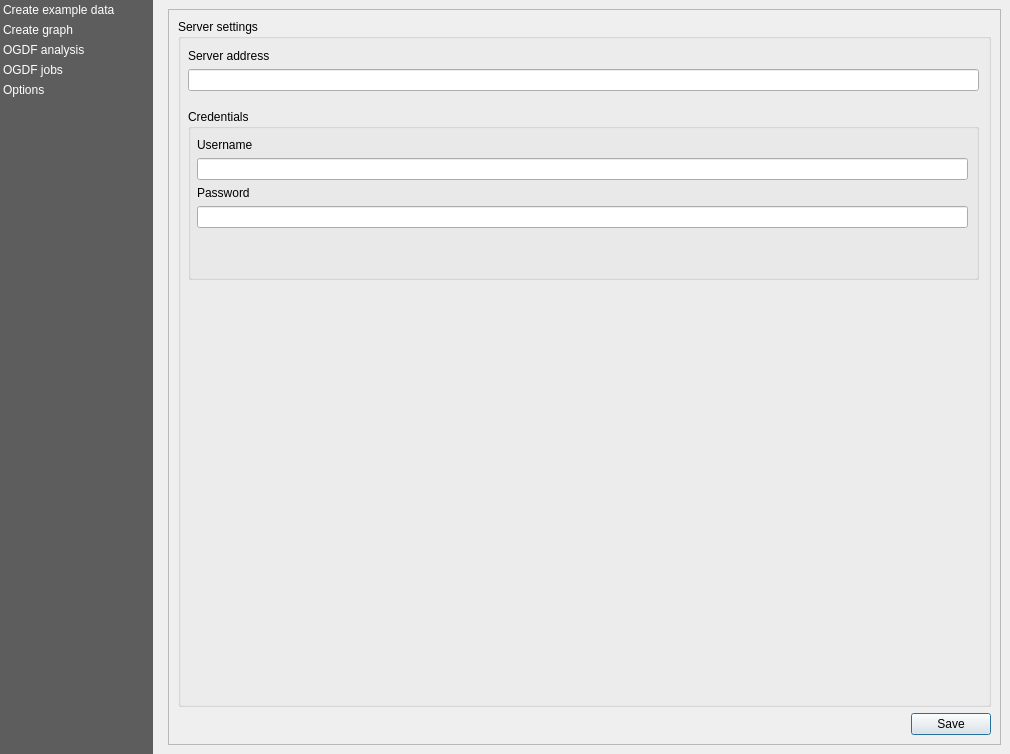
The window that views/PluginDialog.ui (S-P-A-N-N-E-R-S/Frontend) describes before a commit, drawn with Qt 5.
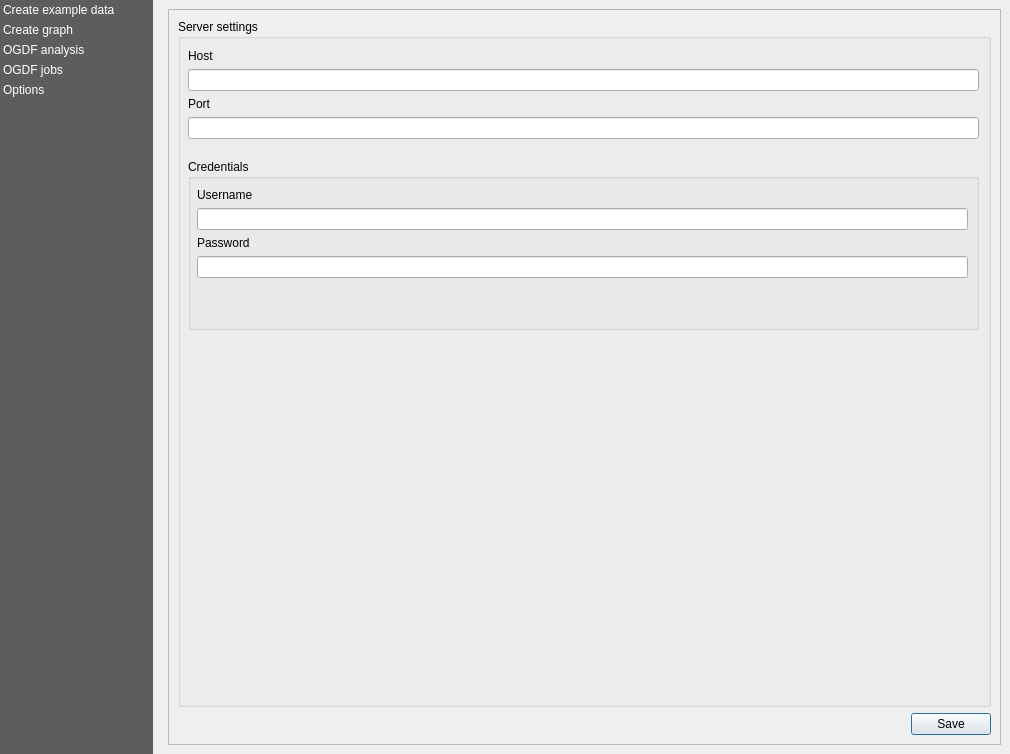
The same window after the commit. The open tabs and pages were chosen to show the change. Custom widgets are drawn as their Qt base class.

Commit message: Add host and port to server settings, closes #28

The edit to the form file:
```diff
--- a/views/PluginDialog.ui
+++ b/views/PluginDialog.ui
@@ -1091,19 +1091,29 @@
                      <x>10</x>
                      <y>30</y>
                      <width>791</width>
-                     <height>46</height>
+                     <height>101</height>
                     </rect>
                    </property>
                    <layout class="QFormLayout" name="formLayout_5">
                     <item row="0" column="0">
                      <widget class="QLabel" name="options_server_adress_label">
                       <property name="text">
-                       <string>Server address</string>
+                       <string>Host</string>
                       </property>
                      </widget>
                     </item>
                     <item row="1" column="0" colspan="2">
-                     <widget class="QLineEdit" name="options_server_adress_input"/>
+                     <widget class="QLineEdit" name="options_server_host_input"/>
+                    </item>
+                    <item row="2" column="0">
+                     <widget class="QLabel" name="options_server_port_label">
+                      <property name="text">
+                       <string>Port</string>
+                      </property>
+                     </widget>
+                    </item>
+                    <item row="3" column="0" colspan="2">
+                     <widget class="QLineEdit" name="options_server_port_input"/>
                     </item>
                    </layout>
                   </widget>
@@ -1111,7 +1121,7 @@
                    <property name="geometry">
                     <rect>
                      <x>10</x>
-                     <y>90</y>
+                     <y>140</y>
                      <width>791</width>
                      <height>171</height>
                     </rect>
```
Left out of the diff: 6 changed lines with no effect on the pictures. The commit also changes 1 other file.
